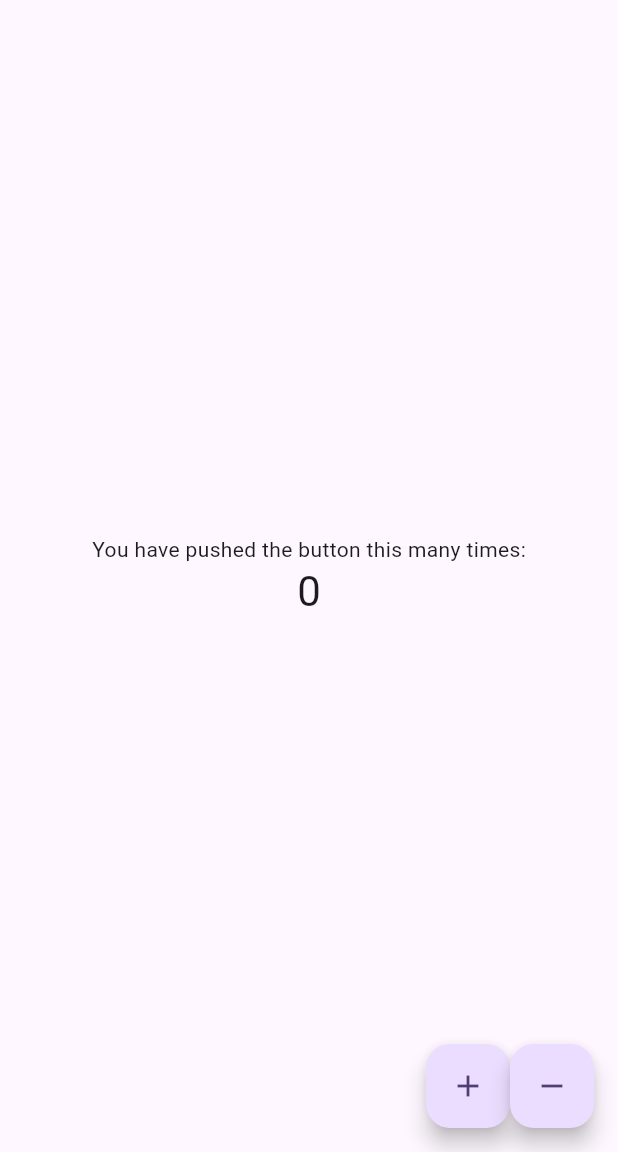
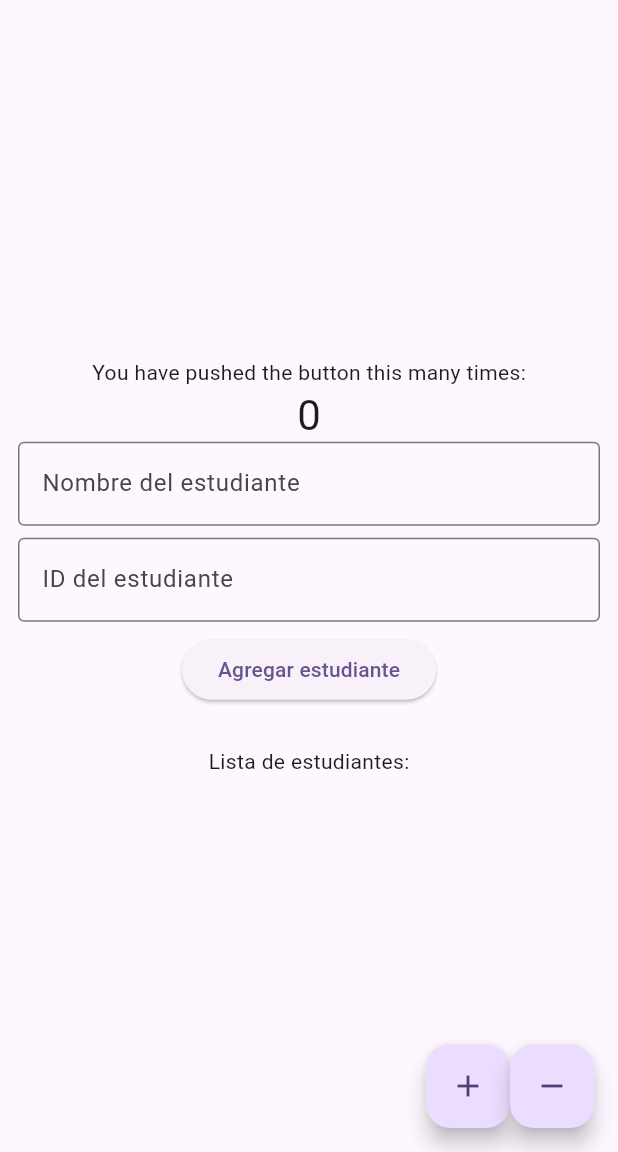
Before and after one commit to Santiago-dev12/des-mov-in-Moises, a Flutter app: the screen it shows after launch, on a phone screen of 412 x 824 dp, the part 84-1236 px from its top. Run offline on Flutter 3.47's test engine with Material 3 defaults, Android fonts, the phone set to English and light mode, and no system bars.

Commit message:
[UPDATE] : Se agregaron clases y se modifico el main

```diff
--- /dev/null
+++ b/flutter_application_1/lib/Person.dart
@@ -0,0 +1,5 @@
+class Person {
+  String name;
+
+  Person(this.name);
+}
--- /dev/null
+++ b/flutter_application_1/lib/Student.dart
@@ -0,0 +1,7 @@
+import 'package:flutter_application_1/Person.dart';
+
+class Student extends Person {
+  String studentId;
+
+  Student(String name, this.studentId) : super(name);
+}
--- a/flutter_application_1/lib/main.dart
+++ b/flutter_application_1/lib/main.dart
@@ -1,4 +1,8 @@
+import 'dart:io';
+
 import 'package:flutter/material.dart';
+import 'package:flutter_application_1/Person.dart';
+import 'package:flutter_application_1/Student.dart';
 
 void main() {
   runApp(const MyApp());
@@ -55,26 +59,91 @@ class MyHomePage extends StatefulWidget {
 
 class _MyHomePageState extends State<MyHomePage> {
   int _counter = 0;
+  String name = "Moises";
+  int age = 20;
+  bool programming = true;
+  // final List<String> students = ["Alumno1", "Alumno2", "Alumno3"];
+  //final Student student = Student("mjkss", "A001");
 
+  //List<Student> studentList = [Student("Alice", "S001")];
+  //TextEditingController _txtName = TextEditingController();
+
+  TextEditingController _txtStudentId = TextEditingController();
+  TextEditingController _txtNameStudent = TextEditingController();
+
+  List<Student> students = [];
+
+  Widget _getAllStudents() {
+    return Column(
+      crossAxisAlignment: CrossAxisAlignment.start,
+      children: [
+        const SizedBox(height: 12),
+        const Text("Lista de estudiantes:"),
+        SizedBox(height: 12),
+        ...students.map((s) => Text("- ${s.name} (${s.studentId})")).toList(),
+      ],
+    );
+  }
+
+  void _addStudents() {
+    final name = _txtNameStudent.text.trim();
+    final studentId = _txtStudentId.text.trim();
+
+    if (name.isEmpty || studentId.isEmpty) {
+      ScaffoldMessenger.of(context).showSnackBar(
+        SnackBar(content: Text("El nombre y el Id Son obligatorios")),
+      );
+      return;
+    }
+    setState(() {
+      students.add(Student(name, studentId));
+      _txtNameStudent.clear();
+      _txtStudentId.clear();
+    });
+  }
 
   void _incrementCounter() {
     setState(() {
-      // This call to setState tells the Flutter framework that something has
-      // changed in this State, which causes it to rerun the build method below
-      // so that the display can reflect the updated values. If we changed
-      // _counter without calling setState(), then the build method would not be
-      // called again, and so nothing would appear to happen.
       _counter++;
     });
   }
-void _decrementCounter(){
+
+  void _decrementCounter() {
     setState(() {
-
-    if (_counter>0) {
-      _counter --;
+      if (_counter > 0) {
+        _counter--;
       }
     });
   }
+
+  /*
+  Widget _getAllStudent() {
+    return Column(
+      crossAxisAlignment: CrossAxisAlignment.start,
+      children: [
+        const SizedBox(height: 12),
+        Text("Students list:"),
+        SizedBox(height: 12),
+        ...students.map((n) => Text("- $n")).toList(),
+      ],
+    );
+  }
+
+
+  void _addStudent() {
+    final name = _txtName.text.trim();
+    if (name.isEmpty) {
+      ScaffoldMessenger.of(
+        context,
+      ).showSnackBar(SnackBar(content: Text("Please enter a name")));
+      return;
+    }
+    setState(() {
+      students.add(name);
+      _txtName.clear();
+    });
+  }
+*/
   @override
   Widget build(BuildContext context) {
     // This method is rerun every time setState is called, for instance as done
@@ -117,14 +186,66 @@ void _decrementCounter(){
               '$_counter',
               style: Theme.of(context).textTheme.headlineMedium,
             ),
+
+            /*         Padding(
+              padding: EdgeInsets.symmetric(horizontal: 12),
+              child: TextField(
+                controller: _txtName,
+                decoration: InputDecoration(
+                  labelText: "Name",
+                  border: OutlineInputBorder(),
+                ),
+              ),
+            ),
+
+            Padding(
+              padding: EdgeInsets.symmetric(horizontal: 12),
+              child: ElevatedButton(
+                onPressed: _addStudent,
+                child: Text("Add Student"),
+              ),
+            ),
+            SizedBox(height: 15),
+            Text("student1: ${student.name}"),
+            _getAllStudent(),
+
+            SizedBox(height: 15),
+            Text("Students "),
+            _getAllStudentL(),
+            */
+            Padding(
+              padding: EdgeInsets.symmetric(horizontal: 12),
+              child: TextField(
+                controller: _txtNameStudent,
+                decoration: InputDecoration(
+                  labelText: "Nombre del estudiante",
+                  border: OutlineInputBorder(),
+                ),
+              ),
+            ),
+            Padding(
+              padding: EdgeInsets.symmetric(horizontal: 12, vertical: 8),
+              child: TextField(
+                controller: _txtStudentId,
+                decoration: InputDecoration(
+                  labelText: "ID del estudiante",
+                  border: OutlineInputBorder(),
+                ),
+              ),
+            ),
+            ElevatedButton(
+              onPressed: _addStudents,
+              child: const Text("Agregar estudiante"),
+            ),
+            const SizedBox(height: 15),
+            _getAllStudents(),
           ],
         ),
       ),
-      floatingActionButton:
-      Row(
-        mainAxisAlignment:MainAxisAlignment.end ,
+      floatingActionButton: Row(
+        mainAxisAlignment: MainAxisAlignment.end,
         children: [
-          SizedBox(height: 15,),
+          SizedBox(height: 15),
           FloatingActionButton(
             onPressed: _incrementCounter,
             tooltip: 'Increment',
@@ -136,7 +257,7 @@ void _decrementCounter(){
             child: const Icon(Icons.remove),
           ),
         ],
-      )
+      ),
       // This trailing comma makes auto-formatting nicer for build methods.
     );
   }
```
Lines whose indentation alone changed are shown as unchanged.
